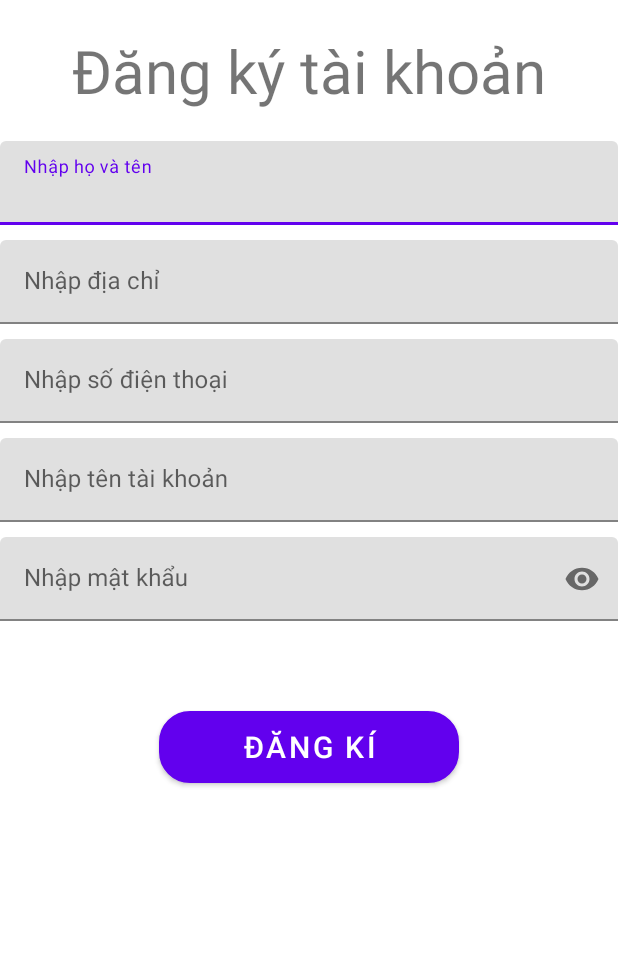
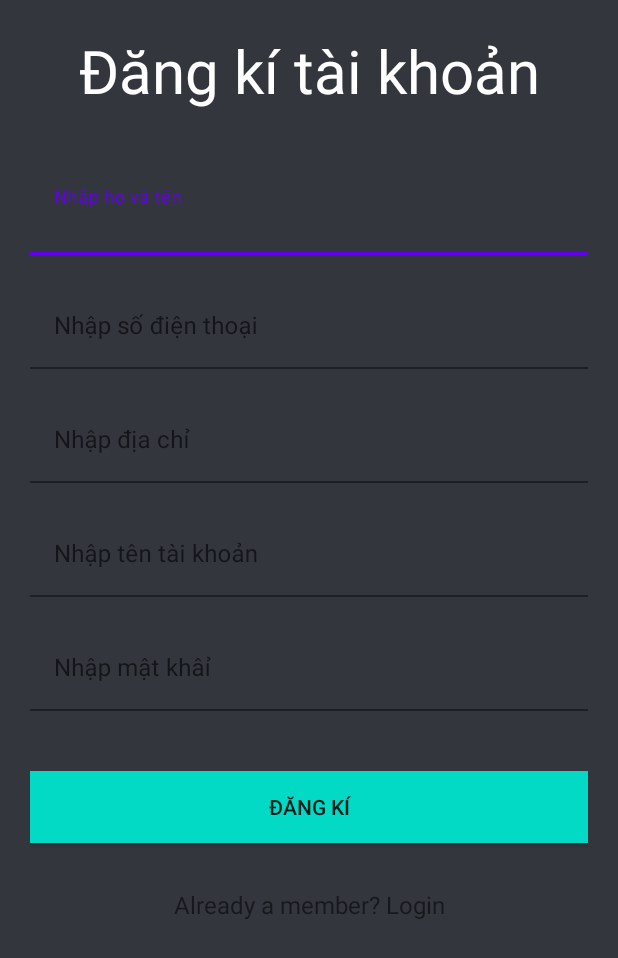
Before and after one commit to hoanghiep3110/QLNhaTro, an Android app: the screen it shows after launch (MainActivity2), after a tap on "Đăng kí ngay", on a phone screen of 412 x 824 dp. Shown: the top 958 px of the screen. Run offline under Robolectric (Android 15) with nearby library versions, the phone set to English and light mode, and no system bars.

Commit message:
Update Login

```diff
--- a/app/build.gradle
+++ b/app/build.gradle
@@ -28,6 +28,9 @@ android {
 
 dependencies {
 
+//    implementation 'androidx.support:appcompat-v7:23.4.0'
+//    implementation 'androidx.support:design:23.4.0'
+//    implementation 'androidx.support:cardview-v7:23.4.0'
     implementation 'androidx.appcompat:appcompat:1.3.1'
     implementation 'com.google.android.material:material:1.4.0'
     implementation 'androidx.constraintlayout:constraintlayout:2.1.0'
--- a/app/src/main/java/Database/Account.java
+++ b/app/src/main/java/Database/Account.java
@@ -7,35 +7,41 @@ import android.database.Cursor;
 import android.database.sqlite.SQLiteDatabase;
 import android.database.sqlite.SQLiteOpenHelper;
 
+
 import House.Accounts;
-import java.util.ArrayList;
-import java.util.List;
+
 
 
 
 
 public class Account extends SQLiteOpenHelper {
-    private static final String DATABASE_NAME = "ApartmentManager";
+    private static final String DATABASE_NAME = "ApartmentManager.db";
     private static final int VERSION = 1;
 
-    private static String TB_ACCOUNT = "account";
-    private static String ID_ACCOUNT = "id";
-    private static String NAME = "name";
-    private static String PHONE = "phone";
-    private static String ADDRESS = "address";
-    private static String USERNAME = "username";
-    private static String PASSWORD = "password";
+    private static final String TB_ACCOUNT = "account";
+
+    private static final String ID_ACCOUNT = "id";
+    private static final String NAME = "name";
+    private static final String PHONE = "phone";
+    private static final String ADDRESS = "address";
+    private static final String USERNAME = "username";
+    private static final String PASSWORD = "password";
 
     public Account(Context context){
         super(context,DATABASE_NAME,null, VERSION);
     }
 
-    private String SQLQuery = "CREATE TABLE  account (ID_ACCOUNT integer primary key AUTOINCREMENT, NAME VARCHAR(255), PHONE VARCHAR(10), ADDRESS VARCHAR (255)," +
-            "USERNAME VARCHAR(255),PASSWORD VARCHAR(255))";
+
+
+    private String SQLQuery = "CREATE TABLE IF NOT EXISTS "+ TB_ACCOUNT +" ( "+ID_ACCOUNT+" integer primary key AUTOINCREMENT,"+ NAME+" VARCHAR(255)," +
+             PHONE+" VARCHAR(10),"+ ADDRESS+" VARCHAR (255)," +
+            "USERNAME VARCHAR(255),"+PASSWORD+" VARCHAR(255))";
+
+    private String SQLAdmin = "INSERT INTO "+TB_ACCOUNT+" VALUES (null,'admin','09384111','Q9','admin','admin')";
     @Override
     public void onCreate(SQLiteDatabase db) {
-
         db.execSQL(SQLQuery);
+        db.execSQL(SQLAdmin);
     }
 
     @Override
@@ -47,15 +53,13 @@ public class Account extends SQLiteOpenHelper {
 
 
         SQLiteDatabase db = getReadableDatabase();
-        Cursor cursor = db.rawQuery("SELECT * from TB_ACCOUNT", null);
+        Cursor cursor = db.rawQuery("SELECT * from "+TB_ACCOUNT, null);
         return cursor;
     }
 
     public void insertAccount(Accounts account){
-        SQLiteDatabase db = getWritableDatabase();
-//        db.execSQL("INSERT INTO Accounts (id,name,address,phone,username,password) VALUES(null,?,?,?,?,?)",
-//                new String[]{account.getAccountID()+"", account.getName()+"",account.getAddress()+"",
-//                        account.getPhone()+"", account.getUserName()+"",account.getPassWord()});
+        SQLiteDatabase db = this.getWritableDatabase();
+
         ContentValues values = new ContentValues();
         values.put(NAME,account.getName());
         values.put(PHONE,account.getPhone());
@@ -65,4 +69,32 @@ public class Account extends SQLiteOpenHelper {
         db.insert(TB_ACCOUNT,null,values);
         db.close();
     }
+
+    public boolean checkUser(String name, String password) {
+        // array of columns to fetch
+        String[] columns = {
+                ID_ACCOUNT
+        };
+        SQLiteDatabase db = this.getReadableDatabase();
+        // selection criteria
+        String selection = USERNAME + " = ?" + " AND " + PASSWORD + " = ?";
+        // selection arguments
+        String[] selectionArgs = {name, password};
+        // query user table with conditions
+
+        Cursor cursor = db.query(TB_ACCOUNT, //Table to query
+                columns,                    //columns to return
+                selection,                  //columns for the WHERE clause
+                selectionArgs,              //The values for the WHERE clause
+                null,                       //group the rows
+                null,                       //filter by row groups
+                null);                      //The sort order
+        int cursorCount = cursor.getCount();
+        cursor.close();
+        db.close();
+        if (cursorCount > 0) {
+            return true;
+        }
+        return false;
+    }
 }
--- a/app/src/main/java/com/example/qlnhatro/MainActivity.java
+++ b/app/src/main/java/com/example/qlnhatro/MainActivity.java
@@ -5,6 +5,7 @@ import androidx.appcompat.app.AppCompatActivity;
 import android.content.Intent;
 import android.database.Cursor;
 import android.os.Bundle;
+import android.util.Log;
 import android.view.View;
 import android.widget.Button;
 import android.widget.EditText;
@@ -23,13 +24,8 @@ public class MainActivity extends AppCompatActivity {
     protected void onCreate(Bundle savedInstanceState) {
         super.onCreate(savedInstanceState);
         setContentView(R.layout.activity_main);
+        init();
 
-        edtUser = findViewById(R.id.edtTk);
-        edtPass = findViewById(R.id.edtMk);
-        txtDk = findViewById(R.id.tvRegisterHere);
-        btnDn = findViewById(R.id.btnDn1);
-
-        db = new Account(this);
 
         txtDk.setOnClickListener(new View.OnClickListener() {
             @Override
@@ -42,25 +38,39 @@ public class MainActivity extends AppCompatActivity {
         btnDn.setOnClickListener(new View.OnClickListener() {
             @Override
             public void onClick(View view) {
-                String user = edtUser.getText().toString();
-                String pass = edtPass.getText().toString();
-                Cursor cursor = db.getAllAccount();
-                while (cursor.moveToNext()) {
-                    String taikhoan = cursor.getString(4);
-                    String matkhau = cursor.getString(5);
-                    if (taikhoan.equals(user) && matkhau.equals(pass)) {
-                        String ten = cursor.getString(1);
-                        Intent intent = new Intent(MainActivity.this, MainActivity4.class);
-                        intent.putExtra("ten", ten);
-                        startActivity(intent);
+//                Intent intent = new Intent(MainActivity.this, MainActivity3.class);
+//                startActivity(intent);
 
-                    }
+                if(db.checkUser(edtUser.getText().toString().trim(),edtPass.getText().toString().trim())){
+                Intent intent = new Intent(MainActivity.this, MainActivity3.class);
+                startActivity(intent);
                 }
-                cursor.moveToFirst();
-                db.close();
+
+//                Cursor cursor = db.getAllAccount();
 //
-            }
+//                while (cursor.moveToNext()) {
+//                    String username = cursor.getString(4);
+//                    String password = cursor.getString(5);
+//                    if (username.equals(user) && password.equals(pass)) {
+//                        String ten = cursor.getString(1);
+//                        Log.e( "onClick: ",null );
+//                        Intent intent = new Intent(MainActivity.this, MainActivity3.class);
+//                        intent.putExtra("ten", ten);
+//                        startActivity(intent);
+//                    }
+//                }
+//                cursor.moveToFirst();
+//                db.close();
+         }
         });
+    }
+    public void init(){
+        edtUser = findViewById(R.id.edtTk);
+        edtPass = findViewById(R.id.edtMk);
+        txtDk = findViewById(R.id.tvRegisterHere);
+        btnDn = findViewById(R.id.btnDn1);
+
+        db = new Account(this);
     }
 
 }
--- a/app/src/main/java/com/example/qlnhatro/MainActivity2.java
+++ b/app/src/main/java/com/example/qlnhatro/MainActivity2.java
@@ -24,6 +24,7 @@ public class MainActivity2 extends AppCompatActivity {
     private EditText edtTen,edtDc,edtSdt,edtTK,edtMk;
     private Button btnDk;
 
+    Account db;
 
 
     @Override
@@ -31,39 +32,43 @@ public class MainActivity2 extends AppCompatActivity {
         super.onCreate(savedInstanceState);
         setContentView(R.layout.activity_main2);
 
-        edtTen = findViewById(R.id.edtTen);
-        edtDc = findViewById(R.id.edtDc);
-        edtSdt = findViewById(R.id.edtSdt);
-        edtTK = findViewById(R.id.edtTK);
-        edtMk = findViewById(R.id.edtMk);
-        btnDk = findViewById(R.id.btnDk);
+//        edtTen = findViewById(R.id.edtTen);
+//        edtDc = findViewById(R.id.edtDc);
+//        edtSdt = findViewById(R.id.edtSdt);
+//        edtTK = findViewById(R.id.edtTK);
+//        edtMk = findViewById(R.id.edtMk);
+//        btnDk = findViewById(R.id.btnDk);
+//        db = new Account(this);
+//
+//        btnDk.setOnClickListener(new View.OnClickListener() {
+//            @Override
+//            public void onClick(View view) {
+//                String name=edtTen.getText().toString().trim();
+//                String phone= edtSdt.getText().toString().trim();
+//                String address=edtDc.getText().toString().trim();
+//                String username=edtTK.getText().toString().trim();
+//                String password=edtMk.getText().toString().trim();
+//                Accounts taikhoan = create();
+//
+//
+//                if(name.equals("")||address.equals("")
+//                ||phone.equals("")||username.equals("")
+//                ||password.equals("")){
+//                    Toast.makeText(MainActivity2.this, "Không được bỏ trống thông tin", Toast.LENGTH_SHORT).show();
+//                }
+//                else {
+//                    db.insertAccount(taikhoan);
+//                    Intent intent = new Intent(MainActivity2.this,MainActivity.class);
+//                    startActivity(intent);
+//                    Toast.makeText(MainActivity2.this, "Đăng kí thành công", Toast.LENGTH_SHORT).show();
+//                }
+//
+//
+//            }
+//        });
+    }
 
-        btnDk.setOnClickListener(new View.OnClickListener() {
-            @Override
-            public void onClick(View view) {
-                String name=edtTen.getText().toString().trim();
-                String phone= edtSdt.getText().toString().trim();
-                String address=edtDc.getText().toString().trim();
-                String username=edtTK.getText().toString().trim();
-                String password=edtMk.getText().toString().trim();
-
-                if(name.equals("")||address.equals("")
-                ||phone.equals("")||username.equals("")
-                ||password.equals("")){
-                    Toast.makeText(MainActivity2.this, "Không được bỏ trống thông tin", Toast.LENGTH_SHORT).show();
-                }
-                else {
-                    Accounts account = createAccount();
-                    Intent intent = new Intent(MainActivity2.this,MainActivity.class);
-                    startActivity(intent);
-                    Toast.makeText(MainActivity2.this, "Đăng kí thành công", Toast.LENGTH_SHORT).show();
-                }
-
-
-            }
-        });
-    }
-    public Accounts createAccount(){
+    public Accounts create(){
         String name=edtTen.getText().toString().trim();
         String phone= edtSdt.getText().toString().trim();
         String address=edtDc.getText().toString().trim();
--- a/app/src/main/res/layout/activity_main2.xml
+++ b/app/src/main/res/layout/activity_main2.xml
@@ -1,131 +1,134 @@
 <?xml version="1.0" encoding="utf-8"?>
-<LinearLayout xmlns:android="http://schemas.android.com/apk/res/android"
-    xmlns:app="http://schemas.android.com/apk/res-auto"
+<androidx.core.widget.NestedScrollView xmlns:android="http://schemas.android.com/apk/res/android"
     xmlns:tools="http://schemas.android.com/tools"
+    android:id="@+id/nestedScrollView"
     android:layout_width="match_parent"
     android:layout_height="match_parent"
-    android:orientation="vertical"
+    android:background="@color/colorBackground"
+    android:paddingLeft="20dp"
+    android:paddingTop="20dp"
+    android:paddingRight="20dp"
+    android:paddingBottom="20dp"
     tools:context=".MainActivity">
 
+    <androidx.appcompat.widget.LinearLayoutCompat
+        android:layout_width="match_parent"
+        android:layout_height="match_parent"
+        android:orientation="vertical">
 
-    <TextView
-        android:layout_width="wrap_content"
+        <androidx.appcompat.widget.AppCompatTextView
+            android:layout_width="match_parent"
             android:layout_height="wrap_content"
-        android:layout_gravity="center"
-        android:layout_marginTop="20dp"
-        android:text="Đăng ký tài khoản"
-        android:textSize="40sp" />
-
+            android:text="Đăng kí tài khoản"
+            android:textColor="@color/white"
+            android:gravity="center"
+            android:textSize="40dp"/>
 
         <com.google.android.material.textfield.TextInputLayout
+            android:id="@+id/textInputLayoutName"
             android:layout_width="match_parent"
-        android:layout_height="wrap_content">
+            android:layout_height="wrap_content"
+            android:layout_marginTop="40dp">
 
             <com.google.android.material.textfield.TextInputEditText
-            android:id="@+id/edtTen"
+                android:id="@+id/textInputEditTextName"
+                android:background="@color/colorBackground"
+                android:textColorHint="@color/red"
                 android:layout_width="match_parent"
                 android:layout_height="wrap_content"
-            android:layout_marginTop="20dp"
-            android:hint="Nhập họ và tên" />
+                android:hint="Nhập họ và tên"
+                android:inputType="text"
+                android:maxLines="1"
+                android:textColor="@android:color/white" />
         </com.google.android.material.textfield.TextInputLayout>
 
         <com.google.android.material.textfield.TextInputLayout
+            android:id="@+id/textInputLayoutEmail"
             android:layout_width="match_parent"
-        android:layout_height="wrap_content">
+            android:layout_height="wrap_content"
+            android:layout_marginTop="20dp">
 
             <com.google.android.material.textfield.TextInputEditText
-            android:id="@+id/edtDc"
+                android:id="@+id/textInputEditTextEmail"
+                android:background="@color/colorBackground"
+                android:textColorHint="@color/white"
                 android:layout_width="match_parent"
                 android:layout_height="wrap_content"
-            android:layout_marginTop="10dp"
-            android:hint="Nhập địa chỉ" />
+                android:hint="Nhập số điện thoại"
+                android:inputType="text"
+                android:maxLines="1"
+                android:textColor="@android:color/white" />
         </com.google.android.material.textfield.TextInputLayout>
 
         <com.google.android.material.textfield.TextInputLayout
+            android:id="@+id/textInputLayoutAddress"
             android:layout_width="match_parent"
-        android:layout_height="wrap_content">
+            android:layout_height="wrap_content"
+            android:layout_marginTop="20dp">
 
             <com.google.android.material.textfield.TextInputEditText
-            android:id="@+id/edtSdt"
+                android:id="@+id/textInputEditTextAddress"
+                android:background="@color/colorBackground"
+                android:textColorHint="@color/white"
                 android:layout_width="match_parent"
                 android:layout_height="wrap_content"
-            android:layout_marginTop="10dp"
-            android:hint="Nhập số điện thoại" />
+                android:hint="Nhập địa chỉ"
+                android:inputType="text"
+                android:maxLines="1"
+                android:textColor="@android:color/white" />
         </com.google.android.material.textfield.TextInputLayout>
 
         <com.google.android.material.textfield.TextInputLayout
+            android:id="@+id/textInputLayoutPassword"
             android:layout_width="match_parent"
-        android:layout_height="wrap_content">
+            android:layout_height="wrap_content"
+            android:layout_marginTop="20dp">
 
             <com.google.android.material.textfield.TextInputEditText
-            android:id="@+id/edtTK"
+                android:id="@+id/textInputEditTextPassword"
+                android:background="@color/colorBackground"
+                android:textColorHint="@color/white"
                 android:layout_width="match_parent"
                 android:layout_height="wrap_content"
-            android:layout_marginTop="10dp"
-            android:hint="Nhập tên tài khoản" />
+                android:hint="Nhập tên tài khoản"
+                android:inputType="textPassword"
+                android:maxLines="1"
+                android:textColor="@android:color/white" />
         </com.google.android.material.textfield.TextInputLayout>
 
         <com.google.android.material.textfield.TextInputLayout
+            android:id="@+id/textInputLayoutConfirmPassword"
             android:layout_width="match_parent"
             android:layout_height="wrap_content"
-        app:passwordToggleEnabled="true">
+            android:layout_marginTop="20dp">
 
             <com.google.android.material.textfield.TextInputEditText
-            android:id="@+id/edtMk"
+                android:id="@+id/textInputEditTextConfirmPassword"
+                android:background="@color/colorBackground"
+                android:textColorHint="@color/white"
                 android:layout_width="match_parent"
                 android:layout_height="wrap_content"
-            android:layout_marginTop="10dp"
-            android:hint="Nhập mật khẩu"
-            android:inputType="textPassword" />
+                android:hint="Nhập mật khâỉ"
+                android:inputType="textPassword"
+                android:maxLines="1"
+                android:textColor="@android:color/white" />
         </com.google.android.material.textfield.TextInputLayout>
 
+        <androidx.appcompat.widget.AppCompatButton
+            android:id="@+id/appCompatButtonRegister"
+            android:layout_width="match_parent"
+            android:layout_height="wrap_content"
+            android:layout_marginTop="40dp"
+            android:background="@color/teal_200"
+            android:text="Đăng kí" />
 
-
-    <Button
-        android:id="@+id/btnDk"
-        android:layout_width="200dp"
+        <androidx.appcompat.widget.AppCompatTextView
+            android:id="@+id/appCompatTextViewLoginLink"
+            android:layout_width="fill_parent"
             android:layout_height="wrap_content"
-        android:layout_gravity="center"
-        android:layout_marginTop="60dp"
-        android:background="@drawable/botronedittext"
-        android:backgroundTint="@color/blue2"
+            android:layout_marginTop="30dp"
             android:gravity="center"
-        android:text="Đăng kí"
-        android:textSize="20dp" />
-
-
-    <!--    <EditText-->
-    <!--        android:layout_width="match_parent"-->
-    <!--        android:layout_marginTop="40dp"-->
-    <!--        android:layout_height="wrap_content"-->
-    <!--        android:id="@+id/edtHoten"-->
-    <!--        android:hint="Nhập họ và tên"/>-->
-    <!--    <EditText-->
-    <!--        android:layout_width="match_parent"-->
-    <!--        android:layout_height="wrap_content"-->
-    <!--        android:id="@+id/edtDc"-->
-    <!--        android:hint="Nhập địa chỉ"/>-->
-    <!--    <EditText-->
-    <!--        android:layout_width="match_parent"-->
-    <!--        android:layout_height="wrap_content"-->
-    <!--        android:id="@+id/edtSdt"-->
-    <!--        android:hint="Nhập số điện thoại"/>-->
-    <!--    <EditText-->
-    <!--        android:layout_width="match_parent"-->
-    <!--        android:layout_height="wrap_content"-->
-    <!--        android:id="@+id/edtTk"-->
-    <!--        android:hint="Tên nhà trọ"/>-->
-    <!--    <EditText-->
-    <!--        android:layout_width="match_parent"-->
-    <!--        android:layout_height="wrap_content"-->
-    <!--        android:id="@+id/edtMk"-->
-    <!--        android:hint="Nhập mật khẩu"/>-->
-    <!--    <EditText-->
-    <!--        android:layout_width="match_parent"-->
-
-    <!--        android:layout_height="wrap_content"-->
-    <!--        android:id="@+id/edtXnmk"-->
-    <!--        android:hint="Nhập lại mật khẩu"/>-->
-
-
-</LinearLayout>
+            android:text="Already a member? Login"
+            android:textSize="16dp" />
+    </androidx.appcompat.widget.LinearLayoutCompat>
+</androidx.core.widget.NestedScrollView>
--- a/app/src/main/res/values/colors.xml
+++ b/app/src/main/res/values/colors.xml
@@ -12,5 +12,7 @@
     <color name="blue2">#39A2DB</color>
     <color name="blue3">#A2DBFA</color>
     <color name="gray">#E8F0F2</color>
+    <color name="colorBackground">#34363E</color>
+    <color name="red">#E81708</color>
 
 </resources>
```
Also changed, not shown: app/src/main/res/drawable/image/R (1).png (deleted), app/src/main/res/drawable/image/R.png (deleted), app/src/main/res/drawable/img.png (added). Lines whose indentation alone changed are shown as unchanged.
